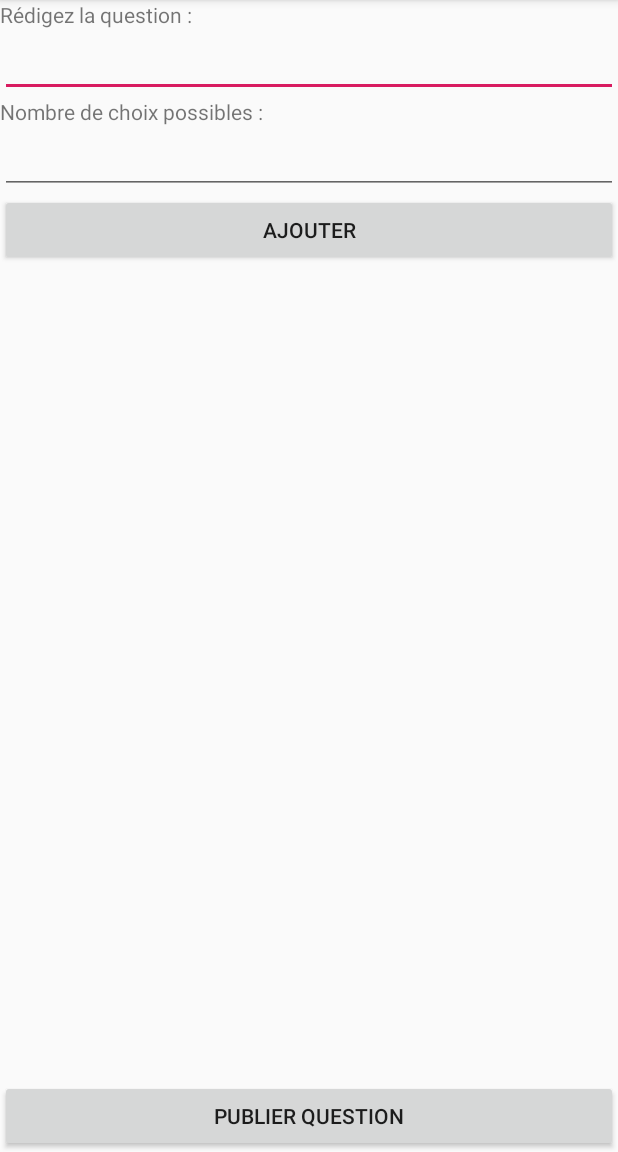
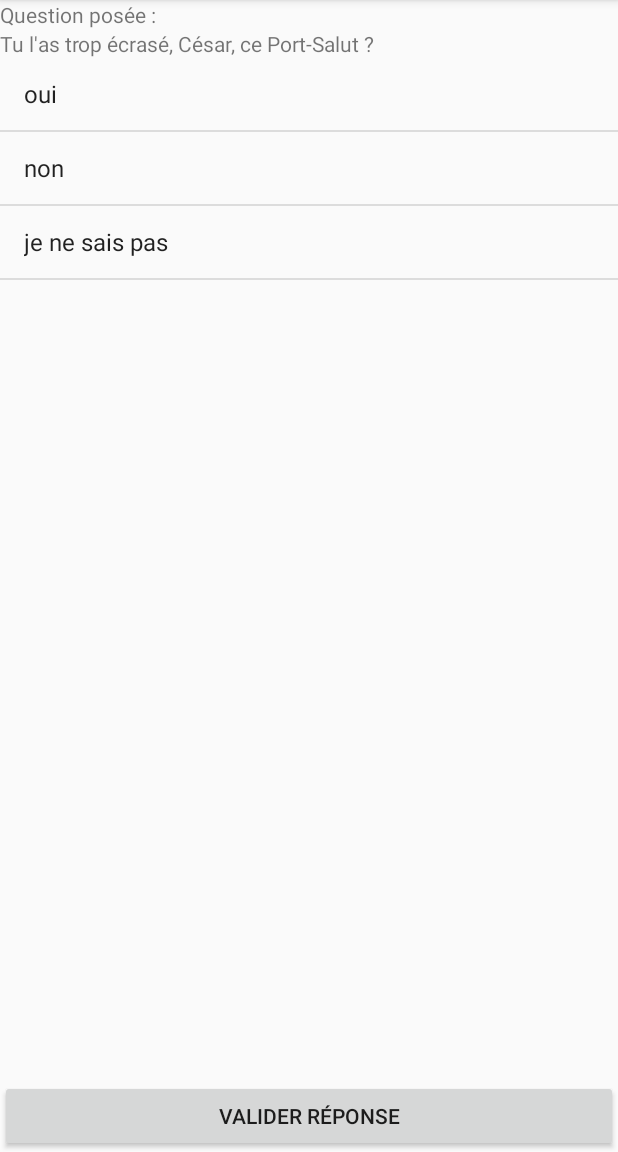
Before and after one commit to Viinyard/MMM_Project, an Android app: the screen it shows after launch (SondageActivity before the commit, ReponseSondageActivity after it), on a phone screen of 412 x 824 dp, the part 84-1236 px from its top. Run offline under Robolectric (Android 15) with nearby library versions, the phone set to English and light mode, and no system bars.

Commit message:
Ajout interface de réponse

```diff
--- a/app/src/main/AndroidManifest.xml
+++ b/app/src/main/AndroidManifest.xml
@@ -9,14 +9,15 @@
         android:roundIcon="@mipmap/ic_launcher_round"
         android:supportsRtl="true"
         android:theme="@style/AppTheme">
-        <activity android:name=".MainActivity"></activity>
-        <activity android:name=".SondageActivity">
+        <activity android:name=".ReponseSondageActivity">
             <intent-filter>
                 <action android:name="android.intent.action.MAIN" />
 
                 <category android:name="android.intent.category.LAUNCHER" />
             </intent-filter>
         </activity>
+        <activity android:name=".MainActivity" />
+        <activity android:name=".CreationSondageActivity" />
     </application>
 
 </manifest>
--- /dev/null
+++ b/app/src/main/java/fr/istic/mmm/my_project/ReponseSondageActivity.java
@@ -0,0 +1,70 @@
+package fr.istic.mmm.my_project;
+
+import android.content.Intent;
+import android.os.Bundle;
+import android.support.v7.app.AppCompatActivity;
+import android.view.View;
+import android.widget.AdapterView;
+import android.widget.ArrayAdapter;
+import android.widget.Button;
+import android.widget.ListView;
+import android.widget.TextView;
+
+import java.util.LinkedList;
+import java.util.List;
+
+public class ReponseSondageActivity extends AppCompatActivity {
+
+    TextView question;
+    ListView reponses;
+    Button valider;
+    String choix;
+
+    @Override
+    protected void onCreate(Bundle savedInstanceState) {
+        super.onCreate(savedInstanceState);
+        setContentView(R.layout.activity_reponse_sondage);
+
+        question = findViewById(R.id.question_reponse);
+        reponses = findViewById(R.id.liste_reponse);
+        reponses.setItemsCanFocus(true);
+        valider = findViewById(R.id.valider);
+
+        // Get the Intent that started this activity and extract the string
+        Intent intent = getIntent();
+        Sondage sondage = (Sondage) intent.getSerializableExtra("sondage");
+
+        // mock
+        LinkedList<String> liste = new LinkedList<>();
+        liste.add("oui");
+        liste.add("non");
+        liste.add("je ne sais pas");
+        sondage = new Sondage("Tu l'as trop écrasé, César, ce Port-Salut ?", liste);
+
+        question.setText(sondage.question);
+
+        final ArrayAdapter<String> arrayAdapter = new ArrayAdapter<>(
+                this, android.R.layout.simple_list_item_1, sondage.reponses);
+
+        reponses.setAdapter(arrayAdapter);
+
+        // Sélectionne la réponse et affiche un background coloré
+        reponses.setOnItemClickListener(new AdapterView.OnItemClickListener() {
+            @Override
+            public void onItemClick(AdapterView<?> parent, View view, int position, long arg3) {
+                view.setSelected(true);
+                choix = arrayAdapter.getItem(position);
+            }
+        });
+
+        // Valide la réponse et l'envoie vers Firebase
+        valider.setOnClickListener(new View.OnClickListener() {
+            @Override
+            public void onClick(View v) {
+                if (choix != null && !choix.isEmpty()) {
+                    // TODO : Firebase
+                }
+            }
+        });
+    }
+}
--- /dev/null
+++ b/app/src/main/java/fr/istic/mmm/my_project/Sondage.java
@@ -0,0 +1,31 @@
+package fr.istic.mmm.my_project;
+
+import java.io.Serializable;
+import java.util.List;
+
+public class Sondage implements Serializable {
+
+    String question;
+    List<String> reponses;
+
+    public Sondage(String question, List<String> reponses) {
+        this.question = question;
+        this.reponses = reponses;
+    }
+
+    public String toString(){
+        StringBuilder builder = new StringBuilder();
+        builder.append("[Sondage : ")
+                .append(question)
+                .append(",");
+        int i = 0;
+        for (String reponse : reponses) {
+            builder.append(reponse);
+            i++;
+            if (i != reponses.size()) {
+                builder.append(",");
+            }
+        }
+        return builder.toString();
+    }
+}
--- a/app/src/main/java/fr/istic/mmm/my_project/SondageActivity.java
+++ /dev/null
@@ -1,84 +0,0 @@
-package fr.istic.mmm.my_project;
-
-import android.os.Bundle;
-import android.support.v7.app.AppCompatActivity;
-import android.view.View;
-import android.widget.Button;
-import android.widget.EditText;
-import android.widget.ListView;
-
-import java.util.ArrayList;
-import java.util.List;
-
-import static java.lang.Integer.parseInt;
-public class SondageActivity extends AppCompatActivity {
-
-    EditText question;
-    EditText nbChoix;
-    Button ajout;
-    ListView reponses;
-    MyAdapter adapter;
-    List<Choix> reponsesList = new ArrayList<>();
-    Button publish;
-
-    int nb_questions = 4;
-
-    @Override
-    protected void onCreate(final Bundle savedInstanceState) {
-        super.onCreate(savedInstanceState);
-        setContentView(R.layout.activity_sondage);
-
-        question = findViewById(R.id.question);
-        reponses = findViewById(R.id.reponses);
-        reponses.setItemsCanFocus(true);
-        publish = findViewById(R.id.publish);
-        nbChoix = findViewById(R.id.nbChoix);
-        ajout = findViewById(R.id.ajout);
-
-        ajout.setOnClickListener(new View.OnClickListener() {
-            @Override
-            public void onClick(View v) {
-                if (nbChoix.getText() != null && !nbChoix.getText().toString().isEmpty()) {
-
-                }
-            }
-        });
-
-        publish.setOnClickListener(new View.OnClickListener() {
-            @Override
-            public void onClick(View v) {
-                StringBuilder builder = new StringBuilder();
-                builder.append("[\"choices\":");
-                builder.append("{");
-                int i = 0;
-                for (Choix c : reponsesList) {
-                    builder.append("\"").append(c.getValeur()).append("\"");
-                    i++;
-                    if (i < reponsesList.size()) {
-                        builder.append(",");
-                    }
-                }
-                builder.append("},\"question\":\"").append(question.getText().toString()).append("\"}]");
-                System.out.println(builder.toString());
-            }
-        });
-
-
-
-        reponses.setAdapter(adapter);
-    }
-
-    private List<Choix> modifyChoix() {
-        int size = reponsesList.size();
-        if (nb_questions > size) {
-            for (int i = 0; i < nb_questions - size; i++) {
-                reponsesList.add(new Choix(""));
-            }
-        } else {
-            for (int i = 0; i < size - nb_questions; i++) {
-                reponsesList.remove(reponsesList.size() - 1);
-            }
-        }
-        return reponsesList;
-    }
-}
--- /dev/null
+++ b/app/src/main/res/layout/activity_reponse_sondage.xml
@@ -0,0 +1,35 @@
+<?xml version="1.0" encoding="utf-8"?>
+<LinearLayout xmlns:android="http://schemas.android.com/apk/res/android"
+    android:orientation="vertical"
+    android:layout_width="match_parent"
+    android:layout_height="match_parent" >
+
+    <TextView
+        android:id="@+id/label1"
+        android:layout_width="match_parent"
+        android:layout_height="wrap_content"
+        android:ems="15"
+        android:text="Question posée :" />
+
+    <TextView
+        android:id="@+id/question_reponse"
+        android:layout_width="match_parent"
+        android:layout_height="wrap_content"
+        android:ems="15"
+        android:text=""/>
+
+    <ListView
+        android:id="@+id/liste_reponse"
+        android:layout_width="match_parent"
+        android:layout_height="0dp"
+        android:layout_weight="2"
+        android:choiceMode="singleChoice"
+        android:listSelector="#467763" />
+
+    <Button
+        android:id="@+id/valider"
+        android:layout_width="match_parent"
+        android:layout_height="wrap_content"
+        android:text="Valider réponse" />
+
+</LinearLayout>
--- a/app/src/main/res/layout/activity_sondage.xml
+++ b/app/src/main/res/layout/activity_sondage_creation.xml
@@ -1,52 +1,52 @@
 <?xml version="1.0" encoding="utf-8"?>
 <LinearLayout xmlns:android="http://schemas.android.com/apk/res/android"
     android:orientation="vertical"
-    android:layout_width="fill_parent"
-    android:layout_height="fill_parent" >
+    android:layout_width="match_parent"
+    android:layout_height="match_parent" >
 
     <TextView
         android:id="@+id/label1"
         android:layout_width="match_parent"
         android:layout_height="wrap_content"
-        android:ems="10"
+        android:ems="15"
         android:text="Rédigez la question :" />
 
     <EditText
-        android:id="@+id/question"
+        android:id="@+id/question_creation"
         android:layout_width="match_parent"
         android:layout_height="wrap_content"
-        android:ems="10"
+        android:ems="15"
         android:inputType="textMultiLine"/>
 
     <TextView
         android:id="@+id/label2"
         android:layout_width="match_parent"
         android:layout_height="wrap_content"
-        android:ems="10"
-        android:text="Nombre de choix possibles :" />
+        android:ems="15"
+        android:text="Réponse :" />
 
     <EditText
-        android:id="@+id/nbChoix"
+        android:id="@+id/nouvelleRep"
         android:layout_width="match_parent"
         android:layout_height="wrap_content"
-        android:ems="10"
-        android:inputType="number"/>
+        android:ems="15"
+        android:inputType="text"/>
 
     <Button
         android:id="@+id/ajout"
-        android:layout_width="fill_parent"
+        android:layout_width="match_parent"
         android:layout_height="wrap_content"
         android:text="Ajouter" />
 
     <ListView
-        android:id="@+id/reponses"
+        android:id="@+id/liste_creation"
         android:layout_width="match_parent"
-        android:layout_height="250px"
+        android:layout_height="0dp"
         android:layout_weight="2"/>
 
     <Button
-        android:id="@+id/publish"
-        android:layout_width="fill_parent"
+        android:id="@+id/publier"
+        android:layout_width="match_parent"
         android:layout_height="wrap_content"
         android:text="Publier question" />
 
```
Also changed, not shown: app/src/main/java/fr/istic/mmm/my_project/Choix.java (deleted, +0 -20 lines), app/src/main/java/fr/istic/mmm/my_project/CreationSondageActivity.java (added, +75 -0 lines), app/src/main/res/layout/choix.xml (deleted, +0 -15 lines).
